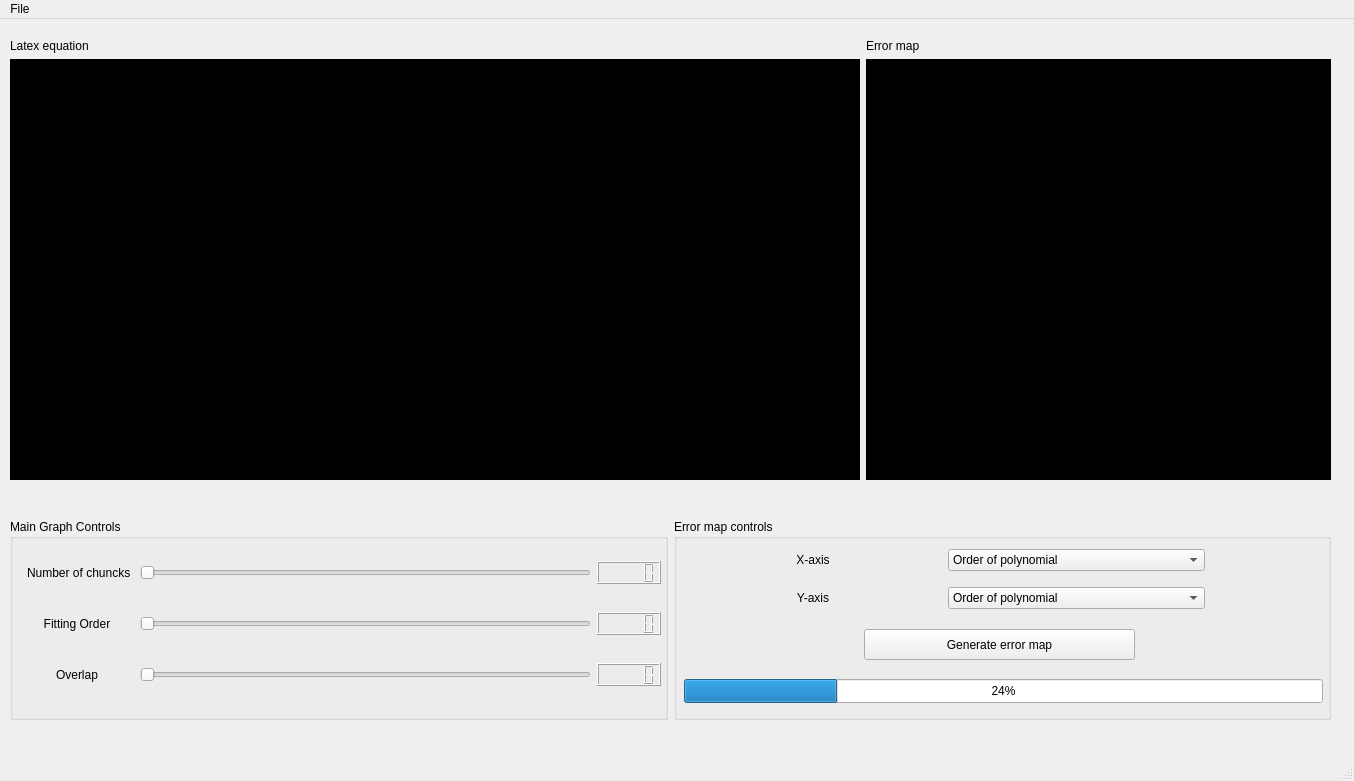
Before: the Qt Designer form GUI.ui in SandraAdel/Signal-Interpolation-and-Curve-Fitting-Accuracy-and-Efficacy-Illustrator, drawn with Qt 5.
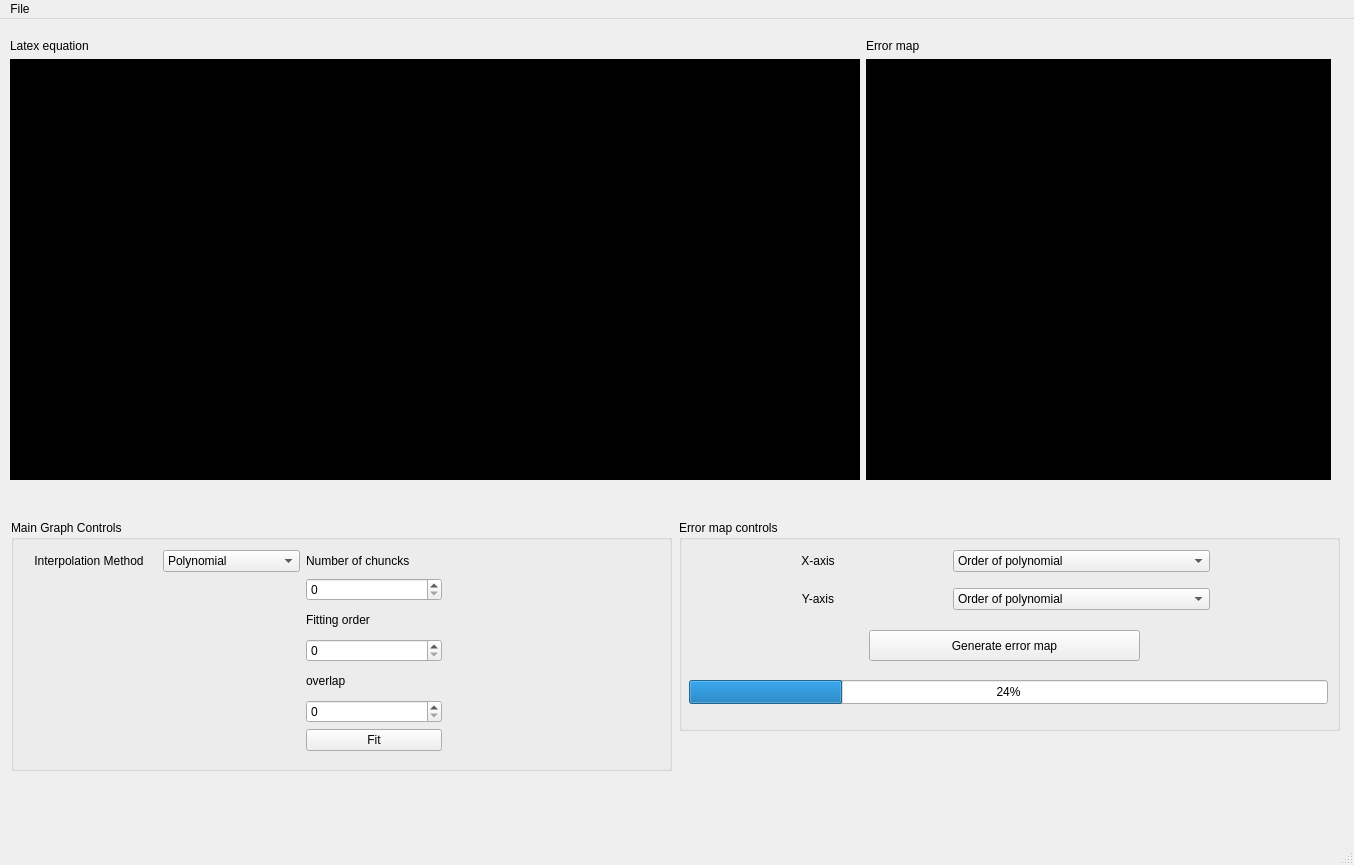
After: the same form once the commit is applied. Icons and pictures are not drawn. Custom widgets are drawn as their Qt base class.

Commit message: polynomial controls

```diff
--- a/GUI.ui
+++ b/GUI.ui
@@ -7,7 +7,7 @@
     <x>0</x>
     <y>0</y>
     <width>1354</width>
-    <height>781</height>
+    <height>865</height>
    </rect>
   </property>
   <property name="windowTitle">
@@ -70,18 +70,15 @@
      </item>
     </layout>
    </widget>
-   <widget class="QWidget" name="">
-    <property name="geometry">
-     <rect>
-      <x>10</x>
-      <y>500</y>
-      <width>1321</width>
-      <height>201</height>
-     </rect>
-    </property>
-    <layout class="QGridLayout" name="mainGraphAndErrorMapControlsGridLayout">
-     <item row="0" column="0">
       <widget class="QGroupBox" name="mainGraphControlsGroupBox">
+    <property name="geometry">
+     <rect>
+      <x>11</x>
+      <y>501</y>
+      <width>661</width>
+      <height>251</height>
+     </rect>
+    </property>
        <property name="title">
         <string>Main Graph Controls</string>
        </property>
@@ -89,78 +86,85 @@
         <property name="geometry">
          <rect>
           <x>10</x>
-          <y>20</y>
-          <width>641</width>
-          <height>171</height>
+       <y>30</y>
+       <width>421</width>
+       <height>201</height>
          </rect>
         </property>
         <layout class="QGridLayout" name="mainGraphControlsGridLayout">
-         <item row="0" column="0">
-          <widget class="QLabel" name="numberOfChuncksLabel">
-           <property name="text">
-            <string>  Number of chuncks </string>
-           </property>
-           <property name="alignment">
-            <set>Qt::AlignCenter</set>
-           </property>
-          </widget>
-         </item>
          <item row="0" column="1">
-          <widget class="QSlider" name="numberOfChuncksHorizontalSlider">
-           <property name="orientation">
-            <enum>Qt::Horizontal</enum>
-           </property>
-          </widget>
-         </item>
+       <widget class="QComboBox" name="interpolationMethodComboBox">
+        <item>
+         <property name="text">
+          <string>Polynomial</string>
+         </property>
+        </item>
+        <item>
+         <property name="text">
+          <string>Cubic</string>
+         </property>
+        </item>
+       </widget>
+      </item>
+      <item row="3" column="2">
+       <widget class="QSpinBox" name="polynomialFittingOrderSpinBox"/>
+      </item>
+      <item row="5" column="2">
+       <widget class="QSpinBox" name="polynomialOerlapSpinBox"/>
+      </item>
          <item row="0" column="2">
-          <widget class="QLCDNumber" name="numberOfChunksLcdNumber"/>
-         </item>
-         <item row="1" column="0">
-          <widget class="QLabel" name="fittingOrderLabel">
+       <widget class="QLabel" name="polynomialNumberOfChuncksLabel">
            <property name="text">
-            <string>Fitting Order</string>
-           </property>
-           <property name="alignment">
-            <set>Qt::AlignCenter</set>
-           </property>
-          </widget>
-         </item>
-         <item row="1" column="1">
-          <widget class="QSlider" name="fittingOrderHorizontalSlider">
-           <property name="orientation">
-            <enum>Qt::Horizontal</enum>
-           </property>
-          </widget>
-         </item>
-         <item row="1" column="2">
-          <widget class="QLCDNumber" name="fittingOrderLcdNumber"/>
-         </item>
-         <item row="2" column="0">
-          <widget class="QLabel" name="overlapLabel">
+         <string>Number of chuncks</string>
+        </property>
+       </widget>
+      </item>
+      <item row="4" column="2">
+       <widget class="QLabel" name="polynomialOverlapLabel">
            <property name="text">
-            <string>Overlap</string>
-           </property>
-           <property name="alignment">
-            <set>Qt::AlignCenter</set>
-           </property>
-          </widget>
-         </item>
-         <item row="2" column="1">
-          <widget class="QSlider" name="overlapHorizontalSlider">
-           <property name="orientation">
-            <enum>Qt::Horizontal</enum>
+         <string>overlap</string>
            </property>
           </widget>
          </item>
          <item row="2" column="2">
-          <widget class="QLCDNumber" name="overlapLcdNumber"/>
+       <widget class="QLabel" name="polynomialFittingOrderLabel">
+        <property name="text">
+         <string>Fitting order</string>
+        </property>
+       </widget>
+      </item>
+      <item row="1" column="2">
+       <widget class="QSpinBox" name="polynomialNumberOfChuncksSpinBox"/>
+      </item>
+      <item row="0" column="0">
+       <widget class="QLabel" name="intetpolationMethodLabel">
+        <property name="text">
+         <string>Interpolation Method</string>
+        </property>
+        <property name="alignment">
+         <set>Qt::AlignCenter</set>
+        </property>
+       </widget>
+      </item>
+      <item row="6" column="2">
+       <widget class="QPushButton" name="polynomialFitPushButton">
+        <property name="text">
+         <string>Fit</string>
+        </property>
+       </widget>
          </item>
         </layout>
        </widget>
       </widget>
-     </item>
-     <item row="0" column="1">
       <widget class="QGroupBox" name="errorMapControlsGroupBox">
+    <property name="geometry">
+     <rect>
+      <x>679</x>
+      <y>501</y>
+      <width>661</width>
+      <height>211</height>
+     </rect>
+    </property>
        <property name="title">
         <string>Error map controls</string>
        </property>
@@ -200,6 +204,22 @@
          </rect>
         </property>
         <layout class="QGridLayout" name="xAxisAndYAxisGridLayout">
+      <item row="0" column="3">
+       <spacer name="xAxisHorizontalSpacer">
+        <property name="orientation">
+         <enum>Qt::Horizontal</enum>
+        </property>
+        <property name="sizeType">
+         <enum>QSizePolicy::Fixed</enum>
+        </property>
+        <property name="sizeHint" stdset="0">
+         <size>
+          <width>120</width>
+          <height>20</height>
+         </size>
+        </property>
+       </spacer>
+      </item>
          <item row="0" column="0">
           <widget class="QLabel" name="xAxisLabel">
            <property name="text">
@@ -258,27 +278,8 @@
            </item>
           </widget>
          </item>
-         <item row="0" column="3">
-          <spacer name="xAxisHorizontalSpacer">
-           <property name="orientation">
-            <enum>Qt::Horizontal</enum>
-           </property>
-           <property name="sizeType">
-            <enum>QSizePolicy::Fixed</enum>
-           </property>
-           <property name="sizeHint" stdset="0">
-            <size>
-             <width>120</width>
-             <height>20</height>
-            </size>
-           </property>
-          </spacer>
-         </item>
-        </layout>
-       </widget>
-      </widget>
-     </item>
-    </layout>
+     </layout>
+    </widget>
    </widget>
   </widget>
   <widget class="QMenuBar" name="menubar">
```
Lines whose indentation alone changed are shown as unchanged. The commit also changes 3 other files.
